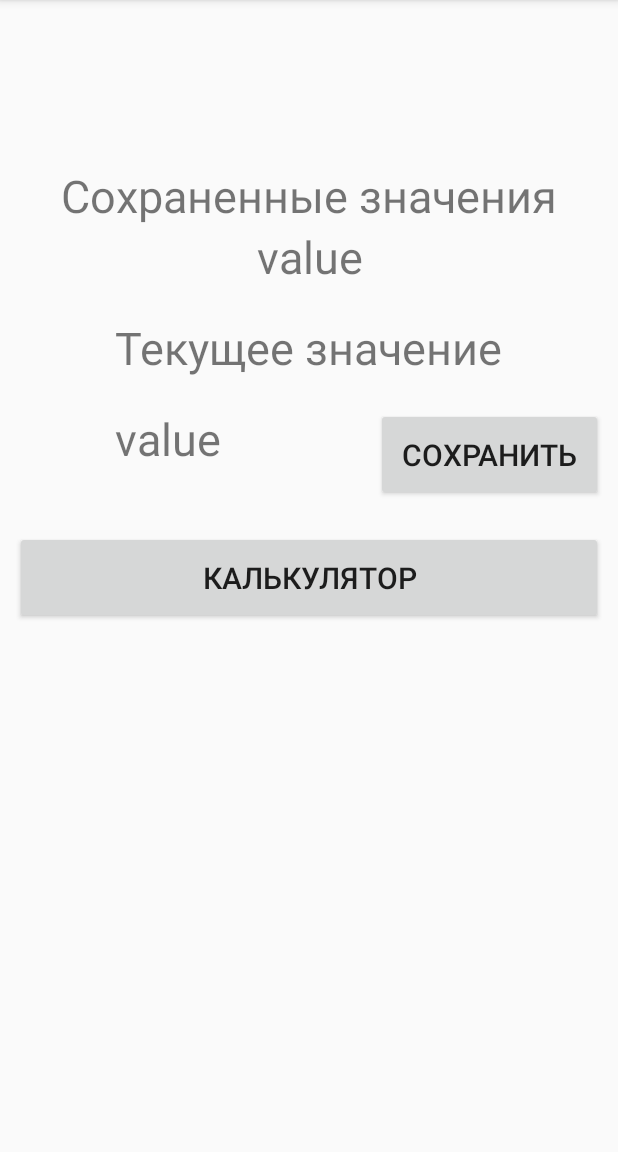
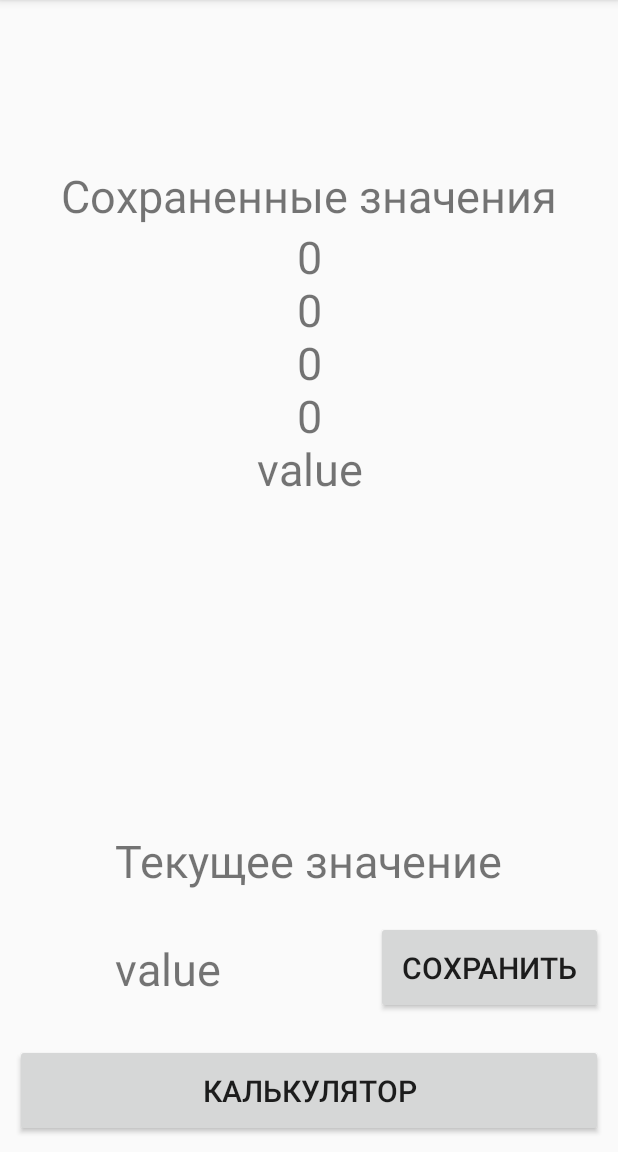
Before and after one commit to SofaUskova/CalculatorOnKotlin, an Android app: the BaseActivity screen opened directly, with no data from a screen before it, after a tap on "СОХРАНИТЬ", on a phone screen of 412 x 824 dp, the part 84-1236 px from its top. Run offline under Robolectric (Android 15) with nearby library versions, the phone set to English and light mode, and no system bars.

Commit message:
что-то странное

```diff
--- a/app/src/main/java/com/example/calculatoronkotlin/BaseActivity.kt
+++ b/app/src/main/java/com/example/calculatoronkotlin/BaseActivity.kt
@@ -19,26 +19,28 @@ class BaseActivity : AppCompatActivity() {
         save.setOnClickListener(this::onClickSave)
         calculator.setOnClickListener(this::onClickCalculator)
 
-        val arguments = intent.extras
+        if (intent.extras != null)
+            currentValue.text = intent.extras.getString("result")
 
-        if (arguments != null)
-            currentValue.text = arguments.getString("result")
-
-        if(mSettings.contains("RESULT")) {
-            for(int in 5 downTo 1) {
-                listOfValues.append(mSettings.getInt("RESULT$int", 0).toString())
-                listOfValues.append("\n")
-            }
+        for (int in 5 downTo 1) {
+            listOfValues.append(mSettings.getInt("RESULT$int", 0).toString())
+            listOfValues.append("\n")
         }
     }
 
     private fun onClickSave(v: View) {
+        listOfValues.text = ""
+        for (int in 5 downTo 2) {
+            listOfValues.append(mSettings.getInt("RESULT$int", 0).toString())
+            listOfValues.append("\n")
+        }
         listOfValues.append(currentValue.text)
     }
 
     private fun onClickCalculator(v: View) {
-        startActivity(Intent(this, MainActivity::class.java)
-            .addFlags(Intent.FLAG_ACTIVITY_REORDER_TO_FRONT))
-
+        startActivity(
+            Intent(this, MainActivity::class.java)
+                .addFlags(Intent.FLAG_ACTIVITY_REORDER_TO_FRONT)
+        )
     }
 }
--- a/app/src/main/res/layout/activity_list_of_values.xml
+++ b/app/src/main/res/layout/activity_list_of_values.xml
@@ -26,27 +26,26 @@
             android:text="Текущее значение"
             android:layout_width="wrap_content"
             android:layout_height="wrap_content"
-            android:layout_below="@+id/listOfValues"
+            android:layout_above="@+id/save"
             android:layout_centerHorizontal="true"
-            android:layout_marginTop="20dp"
+            android:layout_margin="20dp"
             android:textSize="30sp"/>
 
     <TextView
             android:id="@+id/currentValue"
-            android:layout_marginTop="20dp"
             android:text="value"
             android:layout_width="wrap_content"
             android:layout_height="wrap_content"
-            android:layout_below="@+id/textCurrentValue"
+            android:layout_above="@+id/calculator"
+            android:layout_marginBottom="10dp"
             android:layout_alignStart="@+id/textCurrentValue"
             android:textSize="30sp"/>
 
     <Button
             android:id="@+id/save"
             android:text="Сохранить"
-            android:layout_marginTop="20dp"
             android:padding="17dp"
-            android:layout_below="@+id/textCurrentValue"
+            android:layout_above="@+id/calculator"
             android:layout_width="wrap_content"
             android:layout_height="wrap_content"
             android:layout_alignEnd="@+id/calculator"
@@ -57,7 +56,7 @@
             android:text="калькулятор"
             android:layout_marginTop="20dp"
             android:padding="17dp"
-            android:layout_below="@+id/save"
+            android:layout_alignParentBottom="true"
             android:layout_width="match_parent"
             android:layout_height="wrap_content"
             android:textSize="20sp"/>
```
Also changed, not shown: app/src/main/java/com/example/calculatoronkotlin/MainActivity.kt (+23 -10 lines).
